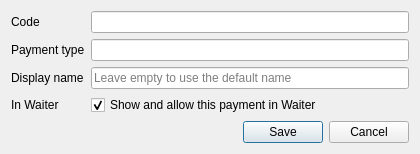
This is FrontDesk/dlgpaymenttype.ui in End1-1/Cafe5 as Qt 5 draws it before an edit. The edited form follows.
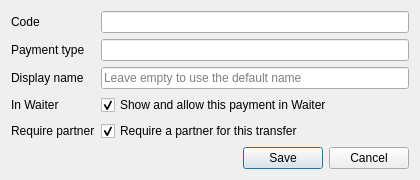
This is the edited form.

```diff
--- a/FrontDesk/dlgpaymenttype.ui
+++ b/FrontDesk/dlgpaymenttype.ui
@@ -76,6 +76,23 @@
        </property>
       </widget>
      </item>
+     <item row="4" column="0">
+      <widget class="QLabel" name="labelRequirePartner">
+       <property name="text">
+        <string>Require partner</string>
+       </property>
+      </widget>
+     </item>
+     <item row="4" column="1">
+      <widget class="QCheckBox" name="chRequirePartner">
+       <property name="text">
+        <string>Require a partner for this transfer</string>
+       </property>
+       <property name="checked">
+        <bool>true</bool>
+       </property>
+      </widget>
+     </item>
     </layout>
    </item>
    <item>
```
